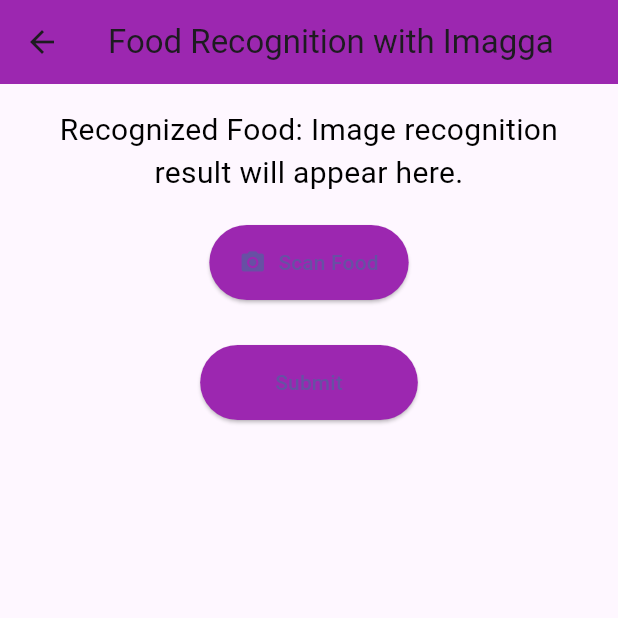
After one commit to MONTi200205/Sweet_Meter_Assesment_, a Flutter app: the ScanFood screen opened directly, on a phone screen of 412 x 824 dp, the top half of it. The commit adds this screen. Run offline on Flutter 3.47's test engine with Material 3 defaults, Android fonts, the phone set to English and light mode, and no system bars; our stand-ins replace firebase_auth, firebase_core, image_picker, shared_preferences; accounts and stored records are empty.

Commit message:
imagga api for food scanning

```diff
--- /dev/null
+++ b/lib/ScanFood.dart
@@ -0,0 +1,138 @@
+import 'dart:convert';
+import 'dart:io';
+import 'package:flutter/material.dart';
+import 'package:image_picker/image_picker.dart';
+import 'package:http/http.dart' as http;
+import 'ProcessingApi.dart';
+
+class ScanFood extends StatefulWidget {
+  @override
+  _ScanFoodState createState() => _ScanFoodState();
+}
+
+class _ScanFoodState extends State<ScanFood> {
+  final ImagePicker _picker = ImagePicker();
+  File? _image;
+  String _result = "Image recognition result will appear here.";
+  final String apiKey = 'acc_52851fb94a70f06'; // Replace with your Imagga API key
+  final String apiSecret = 'edd380e1dbd0b5d4c36e7000215e6285'; // Replace with your Imagga API secret
+
+  Future<void> analyzeImage(File imageFile) async {
+    final bytes = await imageFile.readAsBytes();
+    String base64Image = base64Encode(bytes);
+
+    final url = Uri.parse('https://api.imagga.com/v2/tags');
+    final headers = {
+      'Authorization': 'Basic ' + base64Encode(utf8.encode('$apiKey:$apiSecret')),
+    };
+
+    final request = http.MultipartRequest('POST', url)
+      ..headers.addAll(headers)
+      ..files.add(http.MultipartFile.fromBytes('image', bytes, filename: 'image.jpg'));
+
+    final response = await request.send();
+
+    if (response.statusCode == 200) {
+      final responseData = await http.Response.fromStream(response);
+      final data = json.decode(responseData.body);
+
+      if (data['result'] != null && data['result']['tags'] != null) {
+        final tags = data['result']['tags'];
+        final topTag = tags[0]['tag']['en']; // Get the top result
+        setState(() {
+          _result = topTag; // Display only the top tag
+        });
+      } else {
+        setState(() {
+          _result = 'No food items detected.';
+        });
+      }
+    } else {
+      setState(() {
+        _result = 'Failed to recognize the image. Status code: ${response.statusCode}';
+      });
+    }
+  }
+
+  Future<void> _pickImage() async {
+    final pickedFile = await _picker.pickImage(source: ImageSource.camera);
+
+    if (pickedFile != null) {
+      setState(() {
+        _image = File(pickedFile.path);
+        _result = 'Recognizing...';
+      });
+
+      await analyzeImage(File(pickedFile.path));
+    }
+  }
+
+  @override
+  Widget build(BuildContext context) {
+    return Scaffold(
+      appBar: AppBar(
+        title: Text('Food Recognition with Imagga'),
+        backgroundColor: Colors.purple,
+      ),
+      body: Padding(
+        padding: const EdgeInsets.all(16.0),
+        child: Column(
+          children: [
+            if (_image != null)
+              Column(
+                children: [
+                  Image.file(
+                    _image!,
+                    height: 200,
+                    width: 200,
+                    fit: BoxFit.cover,
+                  ),
+                  SizedBox(height: 10),
+                ],
+              ),
+            Text(
+              'Recognized Food: $_result',
+              style: TextStyle(fontSize: 20, color: Colors.black),
+              textAlign: TextAlign.center,
+            ),
+            SizedBox(height: 20),
+            ElevatedButton.icon(
+              onPressed: _pickImage,
+              icon: Icon(Icons.camera_alt),
+              label: Text('Scan Food'),
+              style: ElevatedButton.styleFrom(
+                backgroundColor: Colors.purple,
+                padding: EdgeInsets.symmetric(horizontal: 20, vertical: 15),
+              ),
+            ),
+            SizedBox(height: 30),
+            ElevatedButton(
+              onPressed: () {
+                if (_result.isNotEmpty && _result != 'Recognizing...') {
+                  ScaffoldMessenger.of(context).showSnackBar(
+                    SnackBar(content: Text('Recognized Food: $_result')),
+                  );
+                } else {
+                  ScaffoldMessenger.of(context).showSnackBar(
+                    SnackBar(content: Text('Please scan a food item first')),
+                  );
+                }
+                Navigator.push(
+                  context,
+                  MaterialPageRoute(
+                    builder: (context) => Processing(foodName: _result),
+                  ),
+                );
+              },
+              style: ElevatedButton.styleFrom(
+                backgroundColor: Colors.purple,
+                padding: EdgeInsets.symmetric(horizontal: 50, vertical: 15),
+              ),
+              child: Text('Submit'),
+            ),
+          ],
+        ),
+      ),
+    );
+  }
+}
--- a/pubspec.yaml
+++ b/pubspec.yaml
@@ -37,6 +37,7 @@
   shared_preferences: ^2.0.18
   http: ^1.3.0
   openfoodfacts: ^3.18.1
+  image_picker: ^0.8.8
   # The following adds the Cupertino Icons font to your application.
   # Use with the CupertinoIcons class for iOS style icons.
   cupertino_icons: ^1.0.8
```
Also changed, not shown: lib/ScanOrTypeScreen.dart (+6 -7 lines), pubspec.lock, 5 other files.
